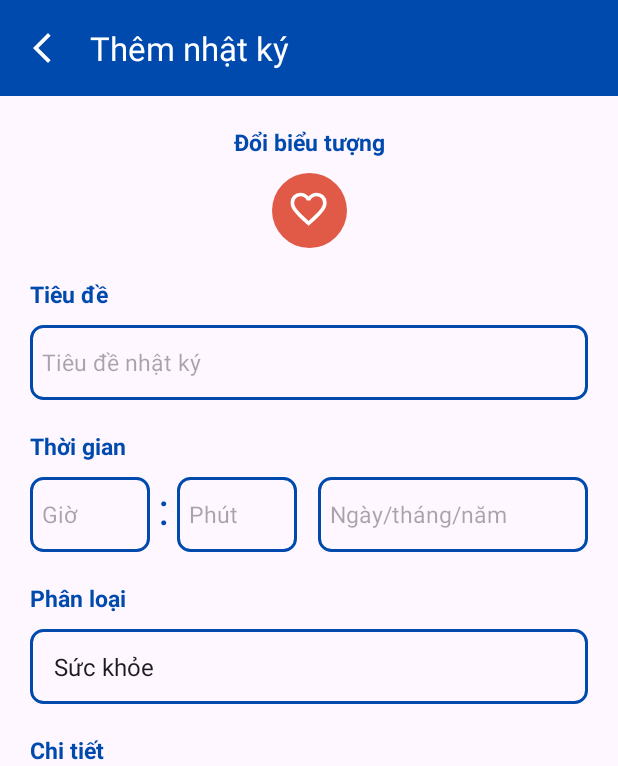
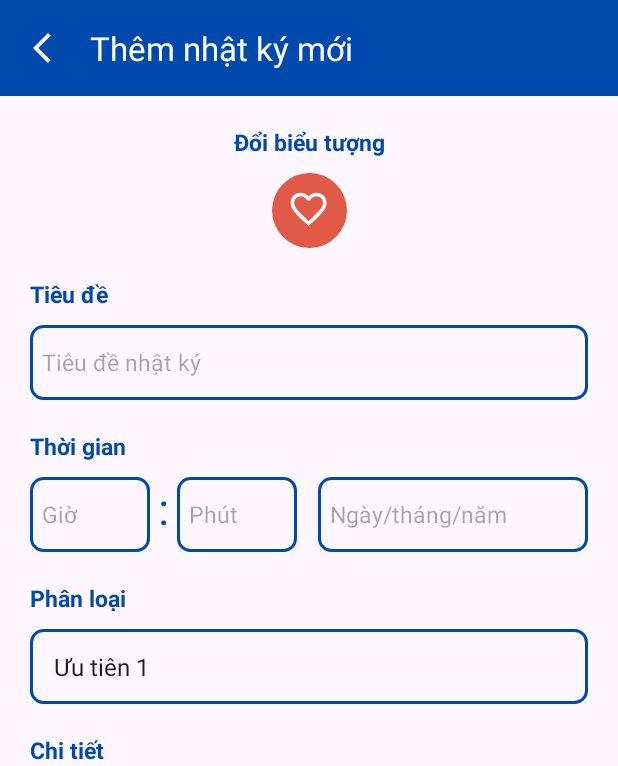
Before and after one commit to kieuanh23-kr/IT18_nhe, an Android app: the screen it shows after launch (addNhatki before the commit, ThemNhatki after it), after a tap on an icon or button, on a phone screen of 412 x 824 dp. Shown: the top 766 px of the screen. Run offline under Robolectric (Android 15) with nearby library versions, the phone set to English and light mode, and no system bars; our stand-ins replace Room's generated code.

Commit message:
Gần hoàn thiện, cần tối ưu lại

```diff
--- a/app/src/main/AndroidManifest.xml
+++ b/app/src/main/AndroidManifest.xml
@@ -20,7 +20,7 @@
                 <category android:name="android.intent.category.LAUNCHER" />
             </intent-filter>
         </activity>
-        <activity android:name=".addNhatki"/>
+        <activity android:name=".ThemNhatki"/>
         <activity android:name=".ChitietNhatki"/>
     </application>
 
--- a/app/src/main/java/com/example/myapplicationnhe/MainActivity.java
+++ b/app/src/main/java/com/example/myapplicationnhe/MainActivity.java
@@ -1,12 +1,13 @@
 package com.example.myapplicationnhe;
 
+import android.app.AlertDialog;
 import android.content.Intent;
 import android.os.Bundle;
 import android.view.View;
-import android.widget.FrameLayout;
 import android.widget.ImageButton;
 import android.widget.LinearLayout;
 import android.widget.Toast;
+import androidx.appcompat.widget.Toolbar;
 
 import androidx.activity.EdgeToEdge;
 import androidx.activity.result.ActivityResultLauncher;
@@ -15,7 +16,6 @@ import androidx.appcompat.app.AppCompatActivity;
 import androidx.core.graphics.Insets;
 import androidx.core.view.ViewCompat;
 import androidx.core.view.WindowInsetsCompat;
-import androidx.fragment.app.Fragment;
 import androidx.recyclerview.widget.LinearLayoutManager;
 import androidx.recyclerview.widget.RecyclerView;
 
@@ -28,6 +28,8 @@ public class MainActivity extends AppCompatActivity implements NhatkiAdapter.OnI
     private RecyclerView recyclerView;
     private NhatkiAdapter adapter;
     private NhatkiDatabase database;
+    Toolbar toolbar;
+    LinearLayout bottombar;
 
     private final ActivityResultLauncher<Intent> addEditLauncher =
             registerForActivityResult(new ActivityResultContracts.StartActivityForResult(), result -> {
@@ -46,6 +48,11 @@ public class MainActivity extends AppCompatActivity implements NhatkiAdapter.OnI
             v.setPadding(systemBars.left, systemBars.top, systemBars.right, systemBars.bottom);
             return insets;
         });
+        toolbar = findViewById(R.id.toolbar);
+        setSupportActionBar(toolbar);
+        bottombar = findViewById(R.id.bottomBar);
+
+
         database = NhatkiDatabase.getInstance(this);
         recyclerView = findViewById(R.id.nhatkidon_main);
         recyclerView.setLayoutManager(new LinearLayoutManager(this));
@@ -53,15 +60,55 @@ public class MainActivity extends AppCompatActivity implements NhatkiAdapter.OnI
         adapter = new NhatkiAdapter(this);
         adapter.setOnItemClickListener(this);
         recyclerView.setAdapter(adapter);
+        loadData();
 
         //Sự kiện cho button thêm nhật ký
         ImageButton btn_add = findViewById(R.id.add);
         btn_add.setOnClickListener(v -> {
-            Intent intent = new Intent(MainActivity.this, addNhatki.class);
+            Intent intent = new Intent(MainActivity.this, ThemNhatki.class);
             addEditLauncher.launch(intent);
         });
 
-        loadData();
+        //Sự kiện cho button close ở selection mode
+        ImageButton btn_close = findViewById(R.id.icon_close);
+        btn_close.setOnClickListener(v->tatSelectionmode());
+
+        //Sự kiện cho button xóa
+        ImageButton btn_delete = findViewById(R.id.icon_delete);
+        btn_delete.setOnClickListener(v->{
+            List<Nhatki> selectedItems = adapter.getSelectedNhatki();
+            new AlertDialog.Builder(this)
+                    .setTitle("Xác nhận xóa")
+                    .setMessage("Bạn có chắc chắn muốn xóa "+selectedItems.size() +" nhật ký này không?")
+                    .setPositiveButton("Xóa", (dialog, which) -> xoaNhatki())
+                    .setNegativeButton("Hủy", null)
+                    .show();
+
+        });
+
+    }
+    private void xoaNhatki(){
+        List<Nhatki> selectedItems = adapter.getSelectedNhatki();
+        if (!selectedItems.isEmpty()) {
+            new Thread(() -> {
+                for (Nhatki nhatki : selectedItems) {
+                    database.nhatkiDao().delete(nhatki);
+                }
+                // Sau khi xóa xong, reload lại danh sách trên UI
+                runOnUiThread(() -> {
+                    tatSelectionmode();
+                    loadData();
+                    Toast.makeText(MainActivity.this,
+                            "Đã xóa " + selectedItems.size() + " nhật ký!",
+                            Toast.LENGTH_SHORT).show();
+                });
+            }).start();
+        }
+    }
+    private void tatSelectionmode(){
+        adapter.setSelectionMode(false);
+        getSupportActionBar().setTitle("Nhật ký đa phương tiện");
+        bottombar.setVisibility(View.GONE);
     }
     private void loadData() {
         // Dùng thread riêng để không block UI
@@ -70,7 +117,7 @@ public class MainActivity extends AppCompatActivity implements NhatkiAdapter.OnI
             runOnUiThread(() -> {
                 adapter.setNhatkiList(list);
                 if (list.isEmpty()) {
-                    Toast.makeText(this, "Chưa có nhật ký nào! Nhấn + để thêm nhé", Toast.LENGTH_LONG).show();
+                    Toast.makeText(this, "Chưa có nhật ký nào!\nNhấn + để thêm nhé", Toast.LENGTH_LONG).show();
                 }
             });
         }).start();
@@ -84,17 +131,26 @@ public class MainActivity extends AppCompatActivity implements NhatkiAdapter.OnI
     }
     @Override
     public void onItemLongClick(Nhatki nhatki) {
-        Toast.makeText(this, "Đang chọn nhiều...", Toast.LENGTH_SHORT).show();
-        LinearLayout bottombar = findViewById(R.id.bottomBar);
         bottombar.setVisibility(View.VISIBLE);
     }
 
     public void onSelectionChanged(int selectedCount) {
+
         if (selectedCount > 0) {
-            setTitle(selectedCount + " đã chọn");
+            toolbar.setTitle("Đã chọn " +  selectedCount);
+            bottombar.setVisibility(View.VISIBLE);
         } else {
-            setTitle("Nhật ký của tôi");
+            toolbar.setTitle("Nhật ký đa phương tiện");
+            bottombar.setVisibility(View.INVISIBLE);
         }
+        if(selectedCount==0){
+            bottombar.setVisibility(View.INVISIBLE);
+        }
+    }
+    @Override
+    protected void onResume() {
+        super.onResume();
+        loadData();
     }
 
 }
--- a/app/src/main/java/com/example/myapplicationnhe/addNhatki.java
+++ b/app/src/main/java/com/example/myapplicationnhe/ThemNhatki.java
@@ -29,7 +29,7 @@ import java.util.Calendar;
 import java.util.concurrent.ExecutorService;
 import java.util.concurrent.Executors;
 
-public class addNhatki extends AppCompatActivity {
+public class ThemNhatki extends AppCompatActivity {
 
 
     //Khai báo các view
@@ -79,7 +79,7 @@ public class addNhatki extends AppCompatActivity {
         });
 
         //Tạo các item cho dropdown phân loại
-        String[] loai = {"Sức khỏe", "Học tập", "Công việc", "Bạn bè", "Giải trí"};
+        String[] loai = {"Ưu tiên 1", "Ưu tiên 2", "Ưu tiên 3", "Ưu tiên 4", "Ưu tiên 5"};
         ArrayAdapter<String> adapter_phanloai = new ArrayAdapter<>(this, android.R.layout.simple_spinner_item, loai);
         adapter_phanloai.setDropDownViewResource(android.R.layout.simple_spinner_dropdown_item);
         spinner_phanloai.setAdapter(adapter_phanloai);
@@ -106,7 +106,7 @@ public class addNhatki extends AppCompatActivity {
 
             // Hiển thị DatePickerDialog
             DatePickerDialog datePickerDialog = new DatePickerDialog(
-                    addNhatki.this,
+                    ThemNhatki.this,
                     (DatePicker view, int selectedYear, int selectedMonth, int selectedDay) -> {
                         // Gán ngày được chọn vào EditText
                         String date = selectedDay + "/" + (selectedMonth + 1) + "/" + selectedYear;
@@ -119,6 +119,7 @@ public class addNhatki extends AppCompatActivity {
 
         //Sự kiện click cho button Thêm
         btnThem.setOnClickListener(v -> luuNhatki());
+        btnHuy.setOnClickListener(v -> finish());
     }
 
 
@@ -128,7 +129,7 @@ public class addNhatki extends AppCompatActivity {
             void onImageSelected(int backgroundResId, int imageResId);
         }
 
-        private OnImageSelectedListener listener;
+        final private OnImageSelectedListener listener;
 
         public Bottomsheet_icon(OnImageSelectedListener listener) {
             this.listener = listener;
@@ -214,12 +215,13 @@ public class addNhatki extends AppCompatActivity {
         int nhatkiId = getIntent().getIntExtra("nhatki_id", -1);
         if (nhatkiId != -1) {
             isEditMode = true;
-            if (getSupportActionBar() != null) {
-                getSupportActionBar().setTitle("Chỉnh sửa nhật ký");
-            }
+            toolbar.setTitle("Chỉnh sửa nhật ký");
+            btnThem.setText("SỬA NHẬT KÝ");
             loadNhatki(nhatkiId);
         } else {
             isEditMode = false;
+            toolbar.setTitle("Thêm nhật ký mới");
+            btnThem.setText("THÊM NHẬT KÝ");
         }
     }
     private void loadNhatki(int nhatkiId){
@@ -230,6 +232,9 @@ public class addNhatki extends AppCompatActivity {
                     etTieude.setText(currentNhatki.getTitle());
                     etChitiet.setText(currentNhatki.getContent());
                     String time = currentNhatki.getTime();
+                    etDate.setText(currentNhatki.getDate());
+                    imbtn_icon.setTag(currentNhatki.getSrcImage() + "," + currentNhatki.getSrcBack());
+
                     String[] parts = time.split(":");
                     String a = parts[0];
                     String b = parts[1];
@@ -249,10 +254,6 @@ public class addNhatki extends AppCompatActivity {
         String phutStr = etPhut.getText().toString().trim();
         String ngay = etDate.getText().toString().trim();
         String phanloai = spinner_phanloai.getSelectedItem().toString();
-        int gio, phut;
-        gio = Integer.parseInt(gioStr);
-        phut = Integer.parseInt(phutStr);
-        String thoiGian = String.format("%02d:%02d", gio, phut);
 
         //Lấy id của image button
         Object tagObj = imbtn_icon.getTag();
@@ -263,19 +264,32 @@ public class addNhatki extends AppCompatActivity {
         int srcResId = Integer.parseInt(parts[0]);
         int bgResId  = Integer.parseInt(parts[1]);
 
-        //Kiểm tra các điều kiện lưu
+        //Kiểm tra rỗng
         if (tieuDe.isEmpty() || chiTiet.isEmpty() || gioStr.isEmpty() || phutStr.isEmpty() || ngay.isEmpty()){
             Toast.makeText(getApplicationContext(),
                     "⚠️ Vui lòng nhập đầy đủ thông tin!",
                     Toast.LENGTH_LONG).show();
             return;
         }
+
+        //Kiểm tra giá trị giờ, phút
+        int gio, phut;
+        try {
+            gio = Integer.parseInt(gioStr);
+            phut = Integer.parseInt(phutStr);
+        } catch (NumberFormatException e) {
+            Toast.makeText(this, "⚠️ Giờ/phút không hợp lệ!", Toast.LENGTH_LONG).show();
+            return;
+        }
+
         if((gio<0||gio>24)||(phut>60 || phut<0)){
             Toast.makeText(getApplicationContext(),
                     "⚠️ Vui lòng nhập đúng định dạng giờ/phút!",
                     Toast.LENGTH_LONG).show();
             return;
         }
+
+        String thoiGian = String.format("%02d:%02d", gio, phut);
         executorService.execute(()->{
             try{
                 if(isEditMode &&currentNhatki!=null){
@@ -294,23 +308,18 @@ public class addNhatki extends AppCompatActivity {
                     Nhatki nhatkimoi = new Nhatki(tieuDe,chiTiet,srcResId,bgResId,ngay,thoiGian,phanloai);
                     database.nhatkiDao().insert(nhatkimoi);
                 }
-                runOnUiThread(()->{
-                    setResult(RESULT_OK);
-                    finish();
-                });
 
                 runOnUiThread(() -> {
-                    Toast.makeText(addNhatki.this,
+                    Toast.makeText(ThemNhatki.this,
                             isEditMode ? "Cập nhật nhật ký thành công!" : "Thêm nhật ký thành công!",
                             Toast.LENGTH_SHORT).show();
-
                     setResult(RESULT_OK);
                     finish();
                 });
             } catch (Exception e){
                 e.printStackTrace();
                 runOnUiThread(()->{
-                    Toast.makeText(addNhatki.this,"Lỗi:" + e.toString(), Toast.LENGTH_SHORT).show();
+                    Toast.makeText(ThemNhatki.this,"Lỗi:" + e.toString(), Toast.LENGTH_SHORT).show();
                 });
             }
         });
--- /dev/null
+++ b/app/src/main/res/drawable/back_square_green_2.xml
@@ -0,0 +1,18 @@
+<?xml version="1.0" encoding="utf-8"?>
+<shape xmlns:android="http://schemas.android.com/apk/res/android"
+    android:shape="rectangle">
+    <!-- Màu nền -->
+    <solid android:color="#5BB318" />
+
+
+    <!-- Bo góc -->
+    <corners android:radius="20dp" />
+
+
+    <!-- Khoảng cách bên trong -->
+    <padding
+        android:left="8dp"
+        android:top="5dp"
+        android:right="8dp"
+        android:bottom="5dp" />
+</shape>
--- /dev/null
+++ b/app/src/main/res/drawable/back_square_pink.xml
@@ -0,0 +1,18 @@
+<?xml version="1.0" encoding="utf-8"?>
+<shape xmlns:android="http://schemas.android.com/apk/res/android"
+    android:shape="rectangle">
+
+    <!-- Màu nền -->
+    <solid android:color="#FF847C" />
+
+    <!-- Bo góc -->
+    <corners android:radius="20dp" />
+
+
+    <!-- Khoảng cách bên trong -->
+    <padding
+        android:left="8dp"
+        android:top="5dp"
+        android:right="8dp"
+        android:bottom="5dp" />
+</shape>
--- /dev/null
+++ b/app/src/main/res/drawable/back_square_purple.xml
@@ -0,0 +1,18 @@
+<?xml version="1.0" encoding="utf-8"?>
+<shape xmlns:android="http://schemas.android.com/apk/res/android"
+    android:shape="rectangle">
+
+    <!-- Màu nền -->
+    <solid android:color="#C47BE4" />
+
+    <!-- Bo góc -->
+    <corners android:radius="20dp" />
+
+
+    <!-- Khoảng cách bên trong -->
+    <padding
+        android:left="8dp"
+        android:top="5dp"
+        android:right="8dp"
+        android:bottom="5dp" />
+</shape>
--- /dev/null
+++ b/app/src/main/res/drawable/back_square_yelow.xml
@@ -0,0 +1,18 @@
+<?xml version="1.0" encoding="utf-8"?>
+<shape xmlns:android="http://schemas.android.com/apk/res/android"
+    android:shape="rectangle">
+
+    <!-- Màu nền -->
+    <solid android:color="#FFD93D" />
+
+    <!-- Bo góc -->
+    <corners android:radius="20dp" />
+
+
+    <!-- Khoảng cách bên trong -->
+    <padding
+        android:left="8dp"
+        android:top="5dp"
+        android:right="8dp"
+        android:bottom="5dp" />
+</shape>
--- a/app/src/main/res/layout/add_nhatki.xml
+++ b/app/src/main/res/layout/add_nhatki.xml
@@ -158,7 +158,8 @@
                 android:layout_marginRight="20dp"
                 android:layout_marginTop="10dp"
                 android:prompt="@string/phan_loai"
-                android:background="@drawable/border_square" />
+                android:background="@drawable/border_square"
+                android:spinnerMode="dropdown"/>
             <TextView
                 android:layout_width="wrap_content"
                 android:layout_height="wrap_content"
--- a/app/src/main/res/layout/nhatki_don.xml
+++ b/app/src/main/res/layout/nhatki_don.xml
@@ -60,8 +60,8 @@
             app:layout_constraintEnd_toEndOf="parent"
             android:layout_marginLeft="20dp"
             android:text="Nhãn dán 1"
-            android:background="@drawable/back_square"
-            android:textColor="@color/white"/>
+            android:background="@drawable/back_square_blue"
+            android:textColor="@color/white" />
         <TextView
             android:layout_width="wrap_content"
             android:layout_height="wrap_content"
```
Also changed, not shown: app/src/main/java/com/example/myapplicationnhe/ChitietNhatki.java (+129 -16 lines), app/src/main/java/com/example/myapplicationnhe/NhatkiAdapter.java (+105 -59 lines), app/src/main/res/layout/read_nhatki.xml (+9 -3 lines), app/src/main/res/drawable/back_square_blue.xml (renamed from app/src/main/res/drawable/back_square.xml).
